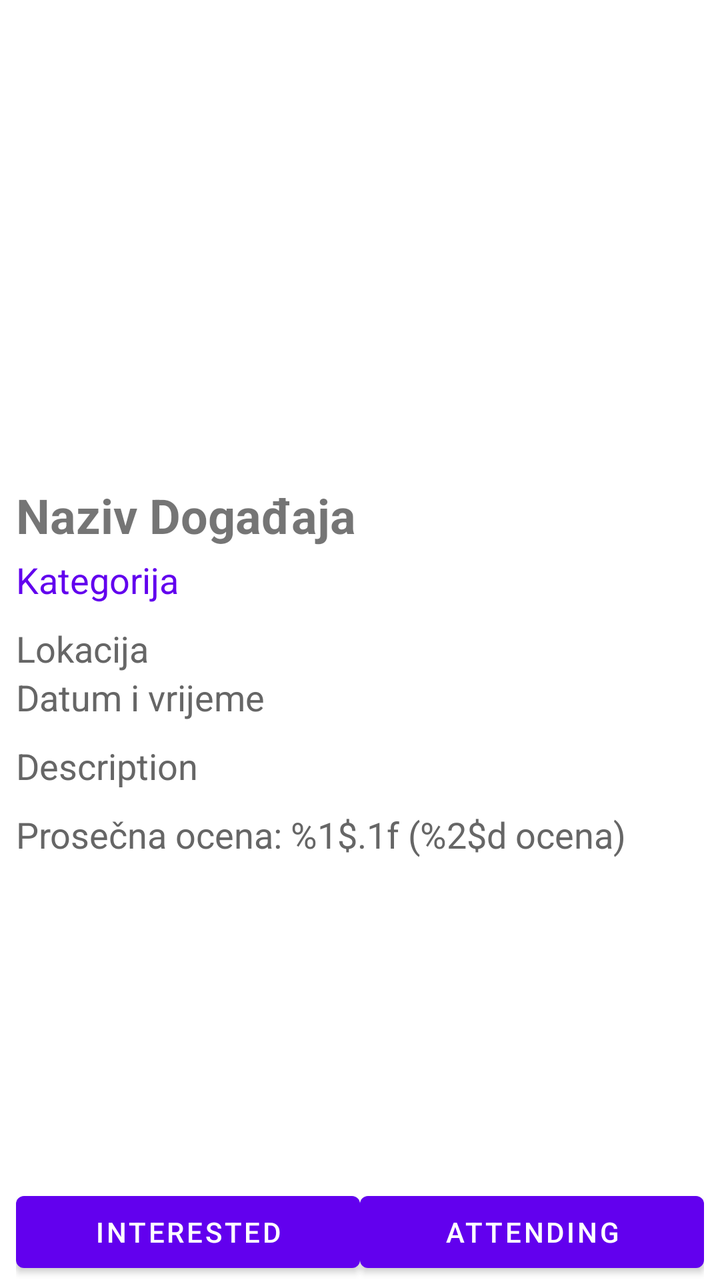
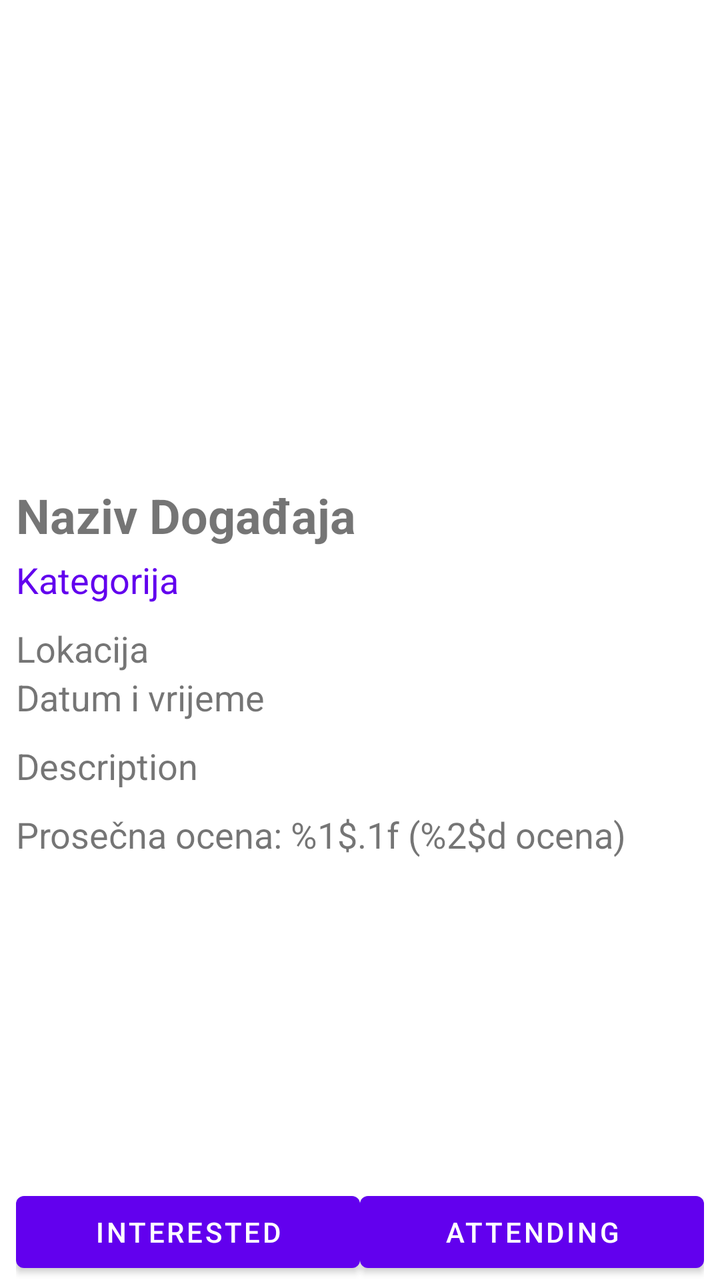

Screens rendered from an Android XML layout before and after an edit, with the pre-edit source and the edit as a unified diff.
<!-- AndroidManifest.xml: application theme Theme.EventsApp -->
<!-- res/layout/activity_event_details.xml -->
<?xml version="1.0" encoding="utf-8"?>
<LinearLayout xmlns:android="http://schemas.android.com/apk/res/android"
    xmlns:app="http://schemas.android.com/apk/res-auto"
    xmlns:tools="http://schemas.android.com/tools"
    android:layout_width="match_parent"
    android:layout_height="match_parent"
    tools:context=".EventDetailsActivity"
    android:orientation="vertical"
    android:paddingHorizontal="8dp"
    android:paddingTop="8dp">

    <ImageView
        android:id="@+id/imageEvents"
        android:layout_width="match_parent"
        android:layout_height="0dp"
        android:layout_weight="2"
        android:scaleType="centerCrop"
        />

    <LinearLayout
        android:layout_width="match_parent"
        android:layout_height="0dp"
        android:layout_weight="3"
        android:orientation="vertical">

        <TextView
            android:id="@+id/txtName"
            android:layout_width="wrap_content"
            android:layout_height="wrap_content"
            android:text="@string/naziv_doga_aja"
            android:textSize="24sp"
            android:textStyle="bold"
            android:gravity="center"
            android:paddingBottom="4dp"
            />

        <TextView
            android:id="@+id/txtCategory"
            android:layout_width="match_parent"
            android:layout_height="wrap_content"
            android:textColor="@color/purple_500"
            android:text="@string/kategorija"
            android:textSize="18sp"
            android:paddingBottom="10dp"
            />

        <TextView
            android:id="@+id/txtLocation"
            android:layout_width="match_parent"
            android:layout_height="wrap_content"
            android:text="@string/lokacija"
            android:textColor="@color/grey_light"
            android:textSize="18sp"
            />

        <TextView
            android:id="@+id/txtDateTime"
            android:layout_width="match_parent"
            android:layout_height="wrap_content"
            android:text="@string/datum_i_vrijeme"
            android:textColor="@color/grey_light"
            android:textSize="18sp"
            android:paddingBottom="10dp"
            />

        <TextView
            android:id="@+id/txtDesc"
            android:layout_width="match_parent"
            android:layout_height="wrap_content"
            android:text="@string/description"
            android:textColor="@color/grey_light"
            android:textSize="18sp"
            android:paddingBottom="10dp"
            />

        <TextView
            android:id="@+id/txtCapacity"
            android:layout_width="match_parent"
            android:layout_height="wrap_content"
            android:text="@string/slobodnih_mesta_x_y"
            android:textColor="@color/orange"
            android:textSize="18sp"
            android:visibility="gone"
            android:paddingBottom="10dp"
            />

        <TextView
            android:id="@+id/txtRating"
            android:layout_width="match_parent"
            android:layout_height="wrap_content"
            android:text="@string/prose_na_ocena_0_0_0_ocena"
            android:textColor="@color/grey_light"
            android:textSize="18sp"
            />

    </LinearLayout>

        <LinearLayout
            android:layout_width="match_parent"
            android:layout_height="wrap_content"
            android:orientation="horizontal"
            android:layout_gravity="bottom">

            <Button
                android:id="@+id/btnInterested"
                android:layout_width="0dp"
                android:layout_height="match_parent"
                android:text="@string/interested"
                android:layout_weight="1"
                />

            <Button
                android:id="@+id/btnAttending"
                android:layout_width="0dp"
                android:layout_height="match_parent"
                android:text="@string/attending"
                android:layout_weight="1"
                />
        </LinearLayout>

</LinearLayout>
<!-- resources referenced by this layout -->
<resources>
  <color name="grey_light">#666666</color>
  <color name="orange">#FF9800</color>
  <color name="purple_500">#FF6200EE</color>
  <string name="attending">Attending</string>
  <string name="datum_i_vrijeme">Datum i vrijeme</string>
  <string name="description">Description</string>
  <string name="interested">Interested</string>
  <string name="kategorija">Kategorija</string>
  <string name="lokacija">Lokacija</string>
  <string name="naziv_doga_aja">Naziv Događaja</string>
  <string name="prose_na_ocena_0_0_0_ocena">Prosečna ocena: %1$.1f (%2$d ocena)</string>
  <string name="slobodnih_mesta_x_y">Slobodnih mesta: %1$d/%2$d</string>
  <style name="Theme.EventsApp" parent="Theme.MaterialComponents.DayNight.DarkActionBar">
          
          <item name="colorPrimary">@color/purple_500</item>
          <item name="colorPrimaryVariant">@color/purple_700</item>
          <item name="colorOnPrimary">@color/white</item>
          
          <item name="colorSecondary">@color/teal_200</item>
          <item name="colorSecondaryVariant">@color/teal_700</item>
          <item name="colorOnSecondary">@color/black</item>
          
          <item name="android:statusBarColor">?attr/colorPrimaryVariant</item>
          
      </style>
  <color name="purple_700">#FF3700B3</color>
  <color name="white">#FFFFFFFF</color>
  <color name="teal_200">#FF03DAC5</color>
  <color name="teal_700">#FF018786</color>
  <color name="black">#FF000000</color>
</resources>

<!-- the commit's change to res/layout/activity_event_details.xml (unified diff, before → after) -->
@@ -49,7 +49,6 @@
             android:layout_width="match_parent"
             android:layout_height="wrap_content"
             android:text="@string/lokacija"
-            android:textColor="@color/grey_light"
             android:textSize="18sp"
             />
 
@@ -58,7 +57,6 @@
             android:layout_width="match_parent"
             android:layout_height="wrap_content"
             android:text="@string/datum_i_vrijeme"
-            android:textColor="@color/grey_light"
             android:textSize="18sp"
             android:paddingBottom="10dp"
             />
@@ -68,7 +66,6 @@
             android:layout_width="match_parent"
             android:layout_height="wrap_content"
             android:text="@string/description"
-            android:textColor="@color/grey_light"
             android:textSize="18sp"
             android:paddingBottom="10dp"
             />
@@ -89,7 +86,6 @@
             android:layout_width="match_parent"
             android:layout_height="wrap_content"
             android:text="@string/prose_na_ocena_0_0_0_ocena"
-            android:textColor="@color/grey_light"
             android:textSize="18sp"
             />
 
<!-- resource entries referenced after the edit -->
@@ -1,6 +1,5 @@
 <!-- resources referenced by this layout -->
 <resources>
-  <color name="grey_light">#666666</color>
   <color name="orange">#FF9800</color>
   <color name="purple_500">#FF6200EE</color>
   <string name="attending">Attending</string>
